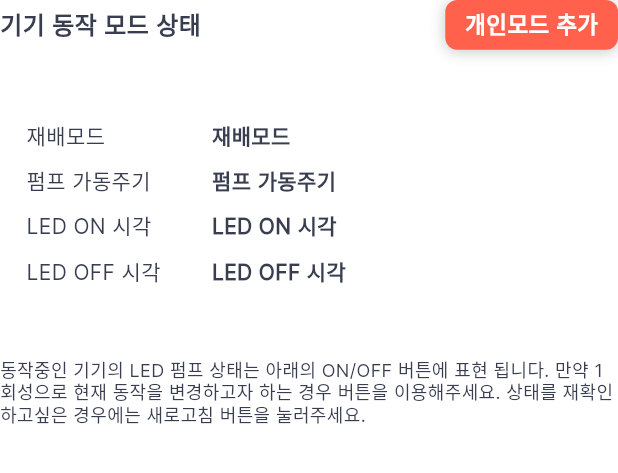
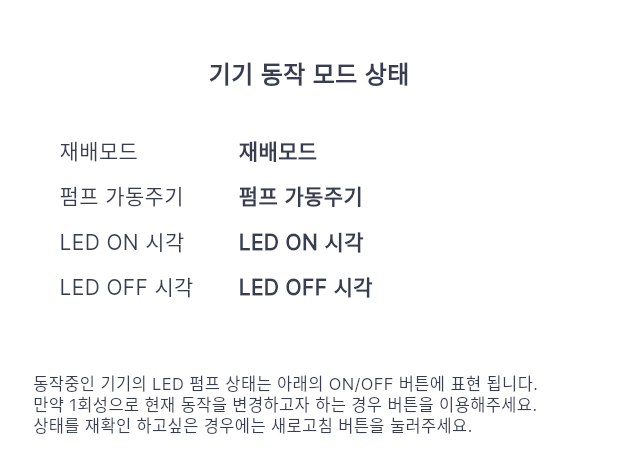
Before and after one commit to younghokim-seoul/plamfarm, a Flutter app: the DeviceActiveModeView widget shown alone on an empty page, opened directly, on a phone screen of 412 x 824 dp. Shown: the top 473 px of the screen. Run offline on Flutter 3.47's test engine with Material 3 defaults, Android fonts, the phone set to English and light mode, and no system bars; our stand-ins replace auto_route, device_info_plus, floor, flutter_riverpod, flutter_screenutil, fluttertoast and 7 more; missing offline and left inert: flutter_reactive_ble, yaru_widgets; accounts and stored records are empty; generated files the repository leaves out were written again.

Commit message:
기기 상세화면 2차본 적용

```diff
--- a/lib/feature/device/detail/component/device_active_mode_view.dart
+++ b/lib/feature/device/detail/component/device_active_mode_view.dart
@@ -15,46 +15,13 @@ class DeviceActiveModeView extends StatelessWidget {
       crossAxisAlignment: CrossAxisAlignment.start,
       mainAxisSize: MainAxisSize.min,
       children: [
-        _buildTitleView(),
-        Gap(24.h),
+        Gap(16.h),
         _buildSettingInfoView(context),
         Gap(24.h),
         _buildNoticeTile(),
       ],
     );
   }
-
-  Widget _buildTitleView() => Row(
-        mainAxisAlignment: MainAxisAlignment.spaceBetween,
-        children: [
-          Text(
-            '기기 동작 모드 상태',
-            style: PlamFarmTextStyles.headline5Bold
-                .copyWith(color: PlamFarmColors.palmFarmNormalTextColor, fontSize: 16, fontWeight: FontWeight.w800),
-          ),
-          DecoratedBox(
-            decoration: BoxDecoration(
-              color: PlamFarmColors.palmFarmPrimary5,
-              borderRadius: const BorderRadius.all(
-                Radius.circular(8),
-              ),
-              boxShadow: [
-                BoxShadow(
-                  color: PlamFarmColors.palmFarmPrimary6.withOpacity(0.3),
-                  blurRadius: 8,
-                  offset: const Offset(0, 1),
-                )
-              ],
-            ),
-            child: InkWell(
-              child: Text(
-                '개인모드 추가',
-                style: PlamFarmTextStyles.body2Bold.copyWith(color: Colors.white),
-              ).paddingSymmetric(horizontal: 12.w, vertical: 8.h),
-            ),
-          ),
-        ],
-      );
 
   //여기서 reload필요.
   Widget _buildSettingInfoView(BuildContext context) => DecoratedBox(
@@ -68,6 +35,16 @@ class DeviceActiveModeView extends StatelessWidget {
           mainAxisSize: MainAxisSize.min,
           mainAxisAlignment: MainAxisAlignment.start,
           children: [
+            Gap(24.h),
+            Text(
+              '기기 동작 모드 상태',
+              style: PlamFarmTextStyles.headline5Bold.copyWith(
+                  color: PlamFarmColors.palmFarmNormalTextColor,
+                  fontSize: 16,
+                  fontWeight: FontWeight.w800,
+                  height: 1.17),
+            ),
+            Gap(32.h),
             _buildSettingTile(context, title: '재배모드', value: ""),
             Gap(12.h),
             _buildSettingTile(context, title: '펌프 가동주기', value: ""),
@@ -75,14 +52,15 @@ class DeviceActiveModeView extends StatelessWidget {
             _buildSettingTile(context, title: 'LED ON 시각', value: ""),
             Gap(12.h),
             _buildSettingTile(context, title: 'LED OFF 시각', value: ""),
+            Gap(24.h),
           ],
-        ).paddingSymmetric(horizontal: 16.w, vertical: 24.h),
+        ).paddingSymmetric(horizontal: 36.w),
       );
 
   Widget _buildSettingTile(BuildContext context, {required String title, required String value}) => Row(
         children: [
           SizedBox(
-            width: getScreenWidth(context) * 0.30,
+            width: getScreenWidth(context) * 0.29,
             child: Text(
               title,
               style: PlamFarmTextStyles.headline5Bold
@@ -100,8 +78,9 @@ class DeviceActiveModeView extends StatelessWidget {
       );
 
   Widget _buildNoticeTile() => Text(
-        '동작중인 기기의 LED 펌프 상태는 아래의 ON/OFF 버튼에 표현 됩니다. 만약 1회성으로 현재 동작을 변경하고자 하는 경우 버튼을 이용해주세요. 상태를 재확인 하고싶은 경우에는 새로고침 버튼을 눌러주세요.',
+        '동작중인 기기의 LED 펌프 상태는 아래의 ON/OFF 버튼에 표현 됩니다.\n만약 1회성으로 현재 동작을 변경하고자 하는 경우 버튼을 이용해주세요.\n상태를 재확인 하고싶은 경우에는 새로고침 버튼을 눌러주세요.',
+        textAlign: TextAlign.start,
         style: PlamFarmTextStyles.headline5Bold
-            .copyWith(color: PlamFarmColors.palmFarmNormalTextColor, fontSize: 12, fontWeight: FontWeight.w400),
-      );
+            .copyWith(color: PlamFarmColors.palmFarmNormalTextColor, fontSize: 11, fontWeight: FontWeight.w400),
+      ).paddingSymmetric(horizontal: 20.w);
 }
--- a/lib/plam_farm_ui/theme/plam_farm_color.dart
+++ b/lib/plam_farm_ui/theme/plam_farm_color.dart
@@ -161,6 +161,7 @@ abstract class PlamFarmColors {
   static const Color palmFarmPrimary7 = Color(0xFFF7F7F7);
   static const Color palmFarmPrimary8 = Color(0xFF000000);
   static const Color palmFarmPrimary9 = Color(0xFFEDEDED);
+  static const Color palmFarmPrimary10 = Color(0xFFF6A2BB);
   static const Color palmFarmNormalTextColor = Color(0xFF383D50);
 
 }
--- a/pubspec.yaml
+++ b/pubspec.yaml
@@ -33,6 +33,7 @@ dependencies:
   floor: ^1.4.2
   shared_preferences: ^2.2.2
 
+
 dev_dependencies:
   flutter_test:
     sdk: flutter
```
Also changed, not shown: lib/assets/assets.gen.dart (+14 -1 lines), lib/feature/device/detail/component/device_farming_mode_view.dart (added, +34 -0 lines), lib/feature/device/detail/component/device_private_mode_view.dart (added, +51 -0 lines), lib/feature/device/detail/component/farming_mode_box.dart (added, +91 -0 lines), lib/feature/device/detail/device_detail_page.dart (+38 -6 lines), assets/image/2.0x/ic_flowers_mode.png (added), assets/image/2.0x/ic_strawberry_mode.png (added), assets/image/2.0x/ic_vegetable_mode.png (added), assets/image/3.0x/ic_flowers_mode.png (added), assets/image/3.0x/ic_strawberry_mode.png (added), assets/image/3.0x/ic_vegetable_mode.png (added), assets/image/ic_flowers_mode.png (added), assets/image/ic_strawberry_mode.png (added), assets/image/ic_vegetable_mode.png (added), 1 other file.
